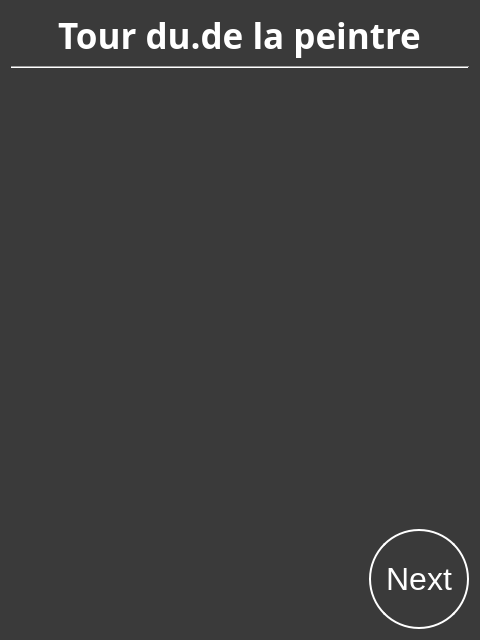
Eben-Epi/SporzOBC, file SporzOBC-WAL/code/resources/Phases/Night/Painter/turn.ui: the form before one commit.
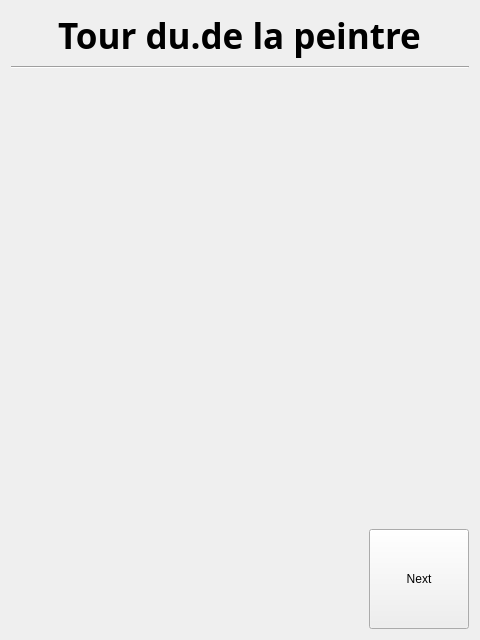
The form after the commit.

Commit message: Changed style management of application (will need to use scratchpad pour a lot of night ui views)

```diff
--- a/SporzOBC-WAL/code/resources/Phases/Night/Painter/turn.ui
+++ b/SporzOBC-WAL/code/resources/Phases/Night/Painter/turn.ui
@@ -13,23 +13,7 @@
   <property name="windowTitle">
    <string>Form</string>
   </property>
-  <property name="styleSheet">
-   <string notr="true">#PainterTurn {
-    background-color: rgb(58, 58, 58);;
-    }
-
-QLabel {
-	color:white;
-}
-
-QPushButton  {
-    border: 2px solid white;
-    background-color: rgb(58, 58, 58);
-    padding: 10px 10px;
-    font-size: 32px;
-	color:white;
-    border-radius: 50px;
-}</string>
+  <property name="styleSheet"><string notr="true"/>
   </property>
   <layout class="QGridLayout" name="gridLayout">
    <item row="0" column="0">
```
The commit also changes 109 other files.
